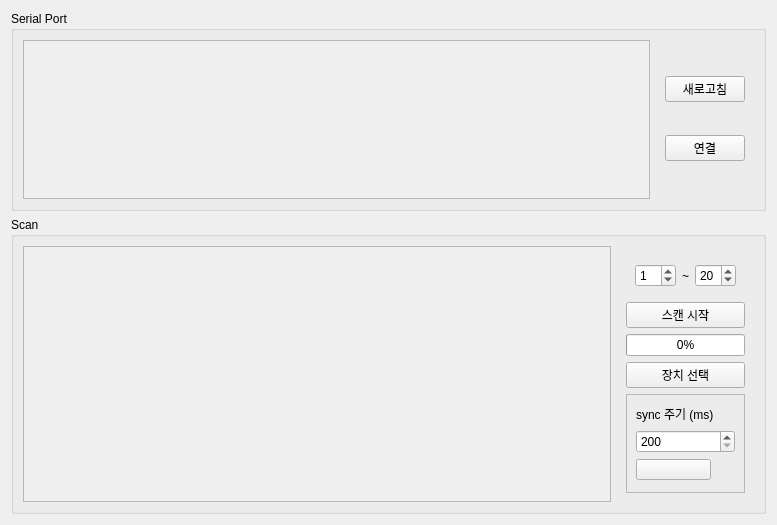
Qt form src/ui/setting_page.ui (minimirror1/remote_gui) before a commit.
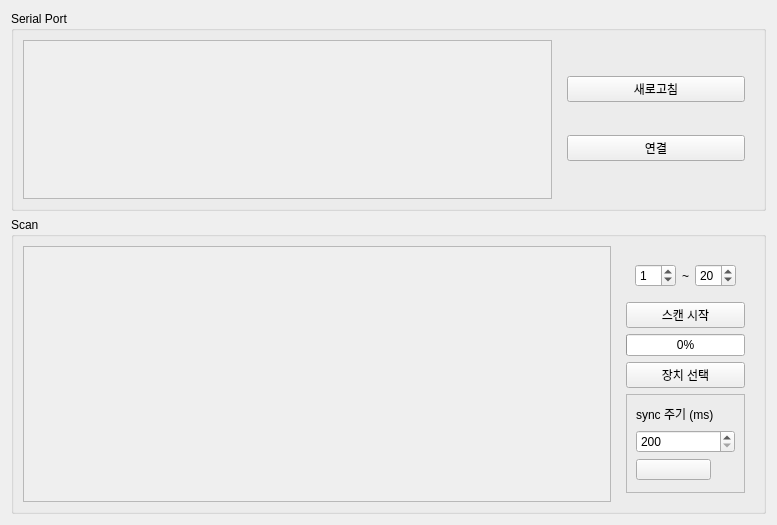
The same form after that commit. Icons and pictures are not drawn.

Commit message: 0.0.18v_설정 페이지 시그널 연결 관리 개선: 프로토콜 연결 상태 초기화 및 연결 해제 시 예외 처리 추가, UI 요소 크기 조정 및 최소 크기 설정으로 사용자 경험 향상.

Diff of the .ui file:
```diff
--- a/src/ui/setting_page.ui
+++ b/src/ui/setting_page.ui
@@ -36,7 +36,7 @@
           <rect>
            <x>0</x>
            <y>0</y>
-           <width>638</width>
+           <width>535</width>
            <height>162</height>
           </rect>
          </property>
@@ -45,6 +45,18 @@
       </item>
       <item>
        <widget class="QWidget" name="widget" native="true">
+        <property name="sizePolicy">
+         <sizepolicy hsizetype="Fixed" vsizetype="Preferred">
+          <horstretch>0</horstretch>
+          <verstretch>0</verstretch>
+         </sizepolicy>
+        </property>
+        <property name="minimumSize">
+         <size>
+          <width>196</width>
+          <height>0</height>
+         </size>
+        </property>
         <layout class="QVBoxLayout" name="verticalLayout_2">
          <item>
           <widget class="QPushButton" name="SerialRefreshButton">
```
The commit also changes 2 other files.
